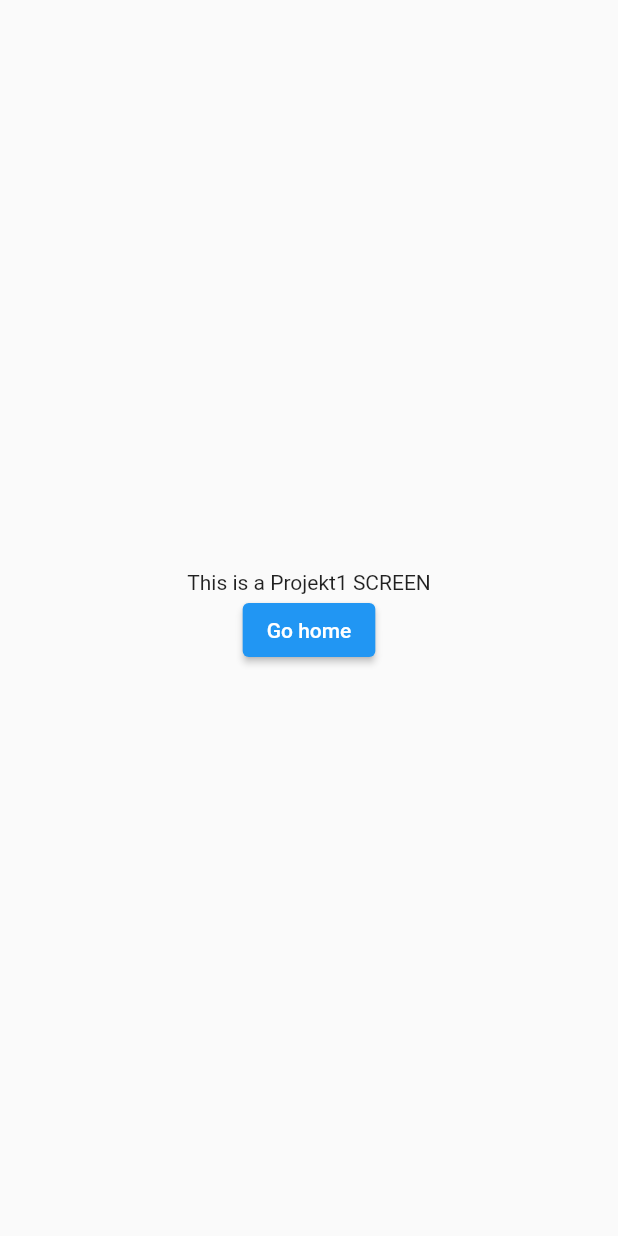
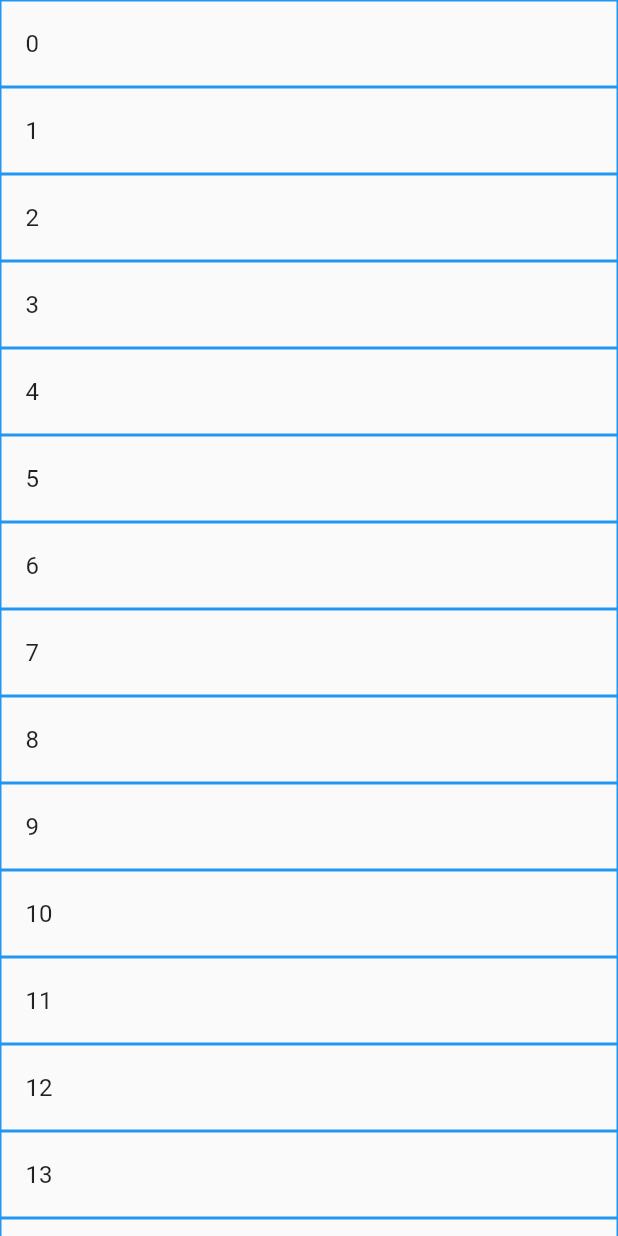
Before and after one commit to mkprogrammer15/speech_to_text_assist, a Flutter app: the Projekt1Screen screen opened by its route, on a phone screen of 412 x 824 dp. Run offline on Flutter 3.47's test engine with Material 2 defaults, Android fonts, the light colour scheme and no system bars; our stand-ins replace avatar_glow, email_validator, speech_to_text, substring_highlight; missing offline and left inert: shake.

Commit message:
shake detector and scrollable list

```diff
--- a/lib/projekt1_screen.dart
+++ b/lib/projekt1_screen.dart
@@ -1,18 +1,34 @@
 import 'package:flutter/material.dart';
+import 'package:speech_to_text_my_app/voice_logic.dart';
 
 class Projekt1Screen extends StatelessWidget {
   const Projekt1Screen({Key? key}) : super(key: key);
 
   static const routeName = 'projekt1';
+
+  Widget listViewWidget() {
+    return ListView(
+        controller: VoiceLogic.scrollController,
+        scrollDirection: Axis.vertical,
+        shrinkWrap: true,
+        children: List.generate(
+            100,
+            (index) => Container(
+                  decoration: BoxDecoration(border: Border.all(width: 1, color: Colors.blue)),
+                  child: ListTile(
+                    title: Text('$index'),
+                  ),
+                )));
+  }
+
   @override
   Widget build(BuildContext context) {
     return Scaffold(
-      body: Align(
-        alignment: Alignment.bottomCenter,
-        child: Column(
-          mainAxisAlignment: MainAxisAlignment.center,
-          children: [const Text('This is a Projekt1 SCREEN'), ElevatedButton(onPressed: () {}, child: const Text('Go home'))],
-        ),
+      body: Column(
+        verticalDirection: VerticalDirection.down,
+        children: [
+          Expanded(child: listViewWidget()),
+        ],
       ),
     );
   }
--- a/lib/voice_logic.dart
+++ b/lib/voice_logic.dart
@@ -24,6 +24,13 @@ mixin VoiceLogic<T extends StatefulWidget> on State<T> {
   static final birthDayController = TextEditingController();
   static final addressController = TextEditingController();
 
+  static final scrollController = ScrollController();
+  static double offset = 0;
+
+  Future<void> scrollUpAndDown(ScrollController scrollController, double offset) async {
+    scrollController.animateTo(offset, duration: const Duration(milliseconds: 200), curve: Curves.bounceIn);
+  }
+
   Future toggleRecording(BuildContext context) => SpeechApi.toggleRecording(
         onResult: (text) => setState(() => VoiceLogic.text = text),
         onListening: (isListening) {
--- a/pubspec.yaml
+++ b/pubspec.yaml
@@ -37,7 +37,7 @@ dependencies:
   clipboard: ^0.1.2+8
   substring_highlight: ^1.0.33
   intl: ^0.17.0
-
+  shake: ^2.0.0
 
 
 
```
Also changed, not shown: lib/main.dart (+10 -0 lines), lib/utils.dart (+42 -14 lines), pubspec.lock, 1 other file.
